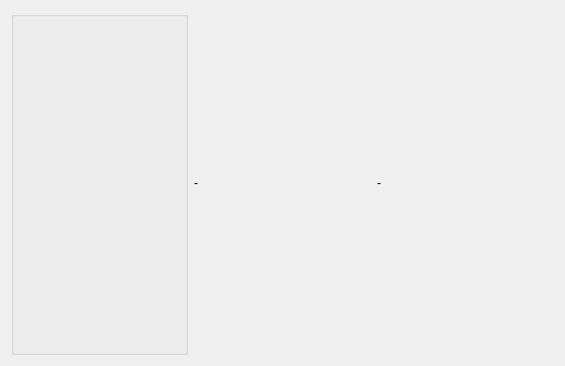
This is vlc/VLCVideoWidget.ui in Aerobota/OpenCV as Qt 5 draws it before an edit. The edited form follows.
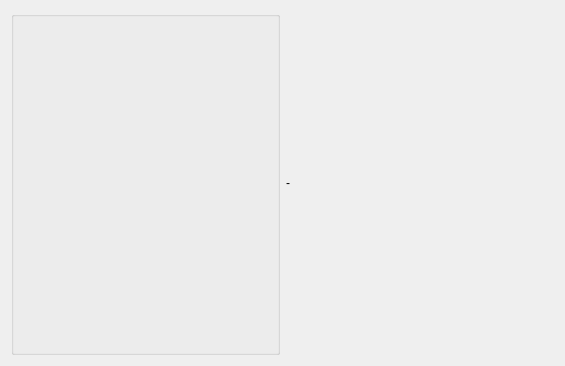
This is the edited form.

Commit message: Add comment to functions in VLCVideoWidget

Patch:
```diff
--- a/vlc/VLCVideoWidget.ui
+++ b/vlc/VLCVideoWidget.ui
@@ -23,13 +23,6 @@
        </property>
       </widget>
      </item>
-     <item>
-      <widget class="QLabel" name="lbImageSnapShot">
-       <property name="text">
-        <string>-</string>
-       </property>
-      </widget>
-     </item>
      <item>
       <widget class="QLabel" name="lbImageMatrixRGB">
        <property name="text">
```
The commit also changes 2 other files.
